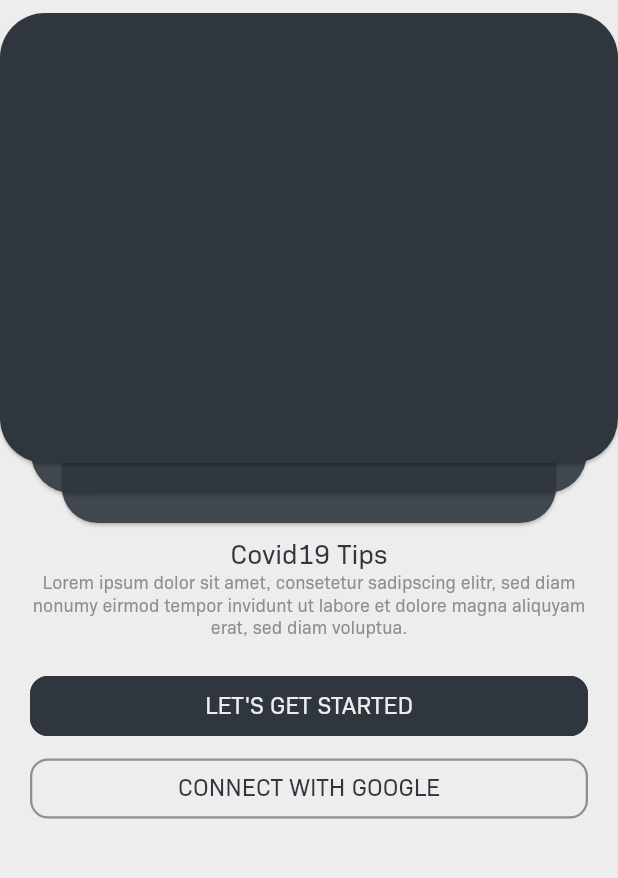
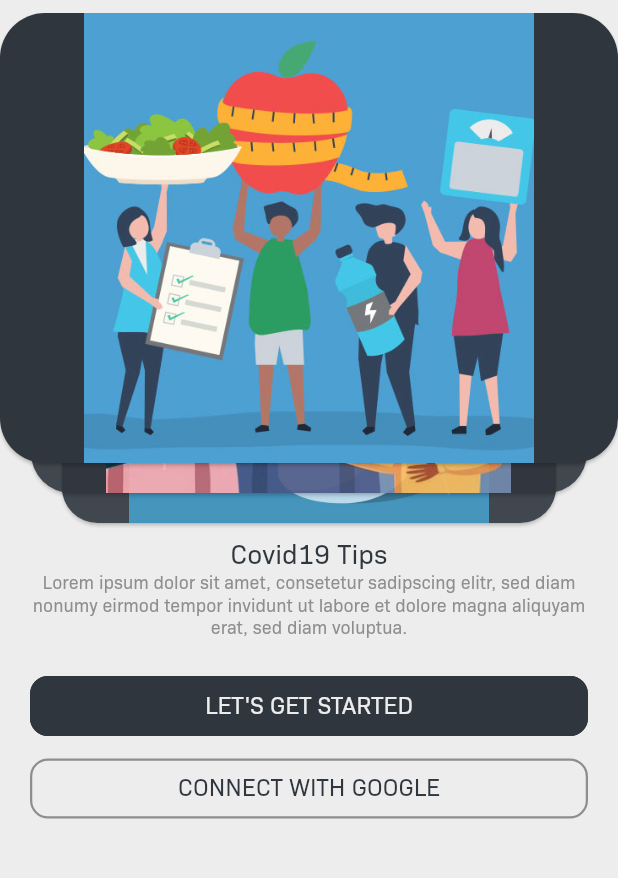
Before and after one commit to dinethpiyumantha/osusala-app-project, a Flutter app: the screen it shows after launch, on a phone screen of 412 x 824 dp, the part 137-1015 px from its top. Run offline on Flutter 3.47's test engine with Material 2 defaults, Android fonts, the phone set to English and light mode, and no system bars; our stand-ins replace dio, firebase_core, firebase_database, flutter_spinkit, flutter_swiper_null_safety, google_maps_flutter; accounts and stored records are empty; project files that could hold a hidden picture were left out.

Commit message:
image added to get startedscreen

```diff
--- a/lib/screens/get_started/get_started.dart
+++ b/lib/screens/get_started/get_started.dart
@@ -1,6 +1,7 @@
 import 'package:flutter/material.dart';
 import 'package:flutter_swiper_null_safety/flutter_swiper_null_safety.dart';
 import 'package:osusala/constraints.dart';
+import 'package:osusala/screens/get_started/models/data.dart';
 
 class GetStartedScreen extends StatelessWidget {
   const GetStartedScreen({Key? key}) : super(key: key);
@@ -64,14 +65,8 @@ class GetStartedScreen extends StatelessWidget {
                                     Container(
                                       padding: EdgeInsets.all(0),
                                       height: 300,
-                                      child: Text(
-                                        "Hello",
-                                        style: TextStyle(
-                                          fontFamily: defaltFontFamily,
-                                          fontSize: 16,
-                                          color: oPrimaryColor,
-                                        ),
-                                        textAlign: TextAlign.center,
+                                      child: Image.asset(
+                                        getStartedImagesPaths[index],
                                       ),
                                     ),
                                   ],
--- a/lib/screens/get_started/models/data.dart
+++ b/lib/screens/get_started/models/data.dart
@@ -0,0 +1,6 @@
+var getStartedImagesPaths = [
+  "assets/images/getstarted/1.jpg",
+  "assets/images/getstarted/2.jpg",
+  "assets/images/getstarted/3.jpg",
+  "assets/images/getstarted/4.jpg",
+];
--- a/lib/screens/news/news_screen.dart
+++ b/lib/screens/news/news_screen.dart
@@ -39,7 +39,7 @@ class NewsScreen extends StatelessWidget {
           ),
           alignment: Alignment.bottomCenter,
           builder: new DotSwiperPaginationBuilder(
-              color: Colors.grey, activeColor: oPrimaryColor),
+              color: oSecondaryColor, activeColor: oPrimaryColor),
         ),
       ),
     );
--- a/pubspec.yaml
+++ b/pubspec.yaml
@@ -75,6 +75,10 @@ flutter:
     - assets/locations.json
     - assets/images/devalgo.png
     - assets/images/mapmarker.png
+    - assets/images/getstarted/1.jpg
+    - assets/images/getstarted/2.jpg
+    - assets/images/getstarted/3.jpg
+    - assets/images/getstarted/4.jpg
 
   # An image asset can refer to one or more resolution-specific "variants", see
   # https://flutter.dev/assets-and-images/#resolution-aware.
```
Also changed, not shown: assets/images/getstarted/1.jpg (added), assets/images/getstarted/2.jpg (added), assets/images/getstarted/3.jpg (added), assets/images/getstarted/4.jpg (added).
